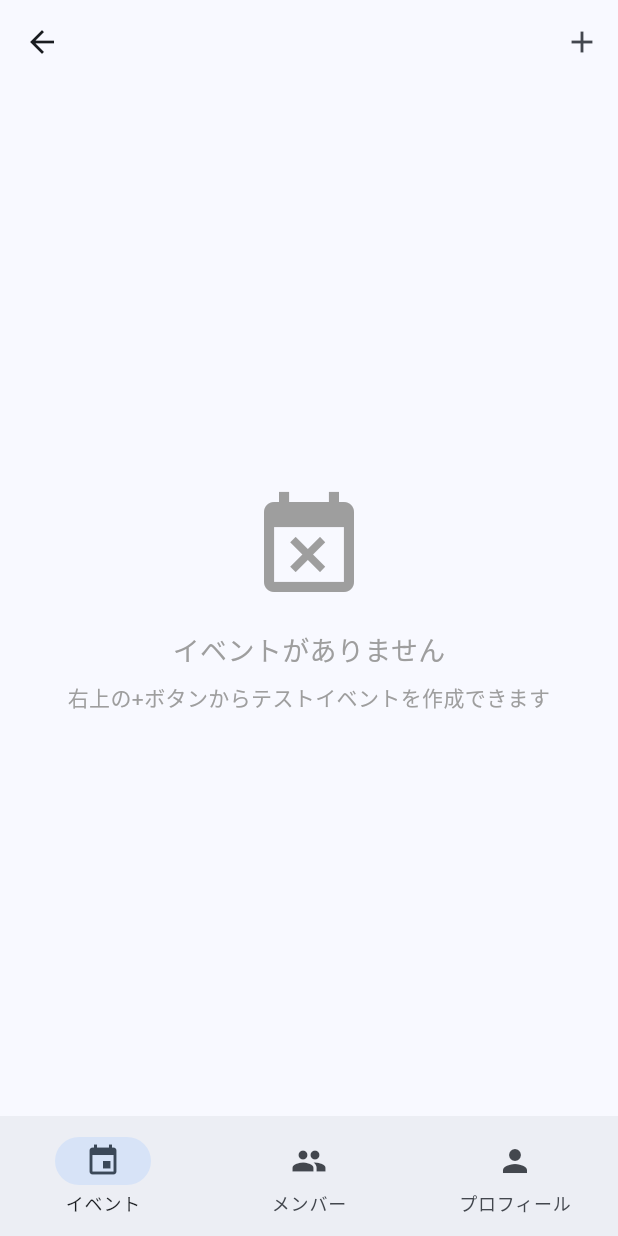
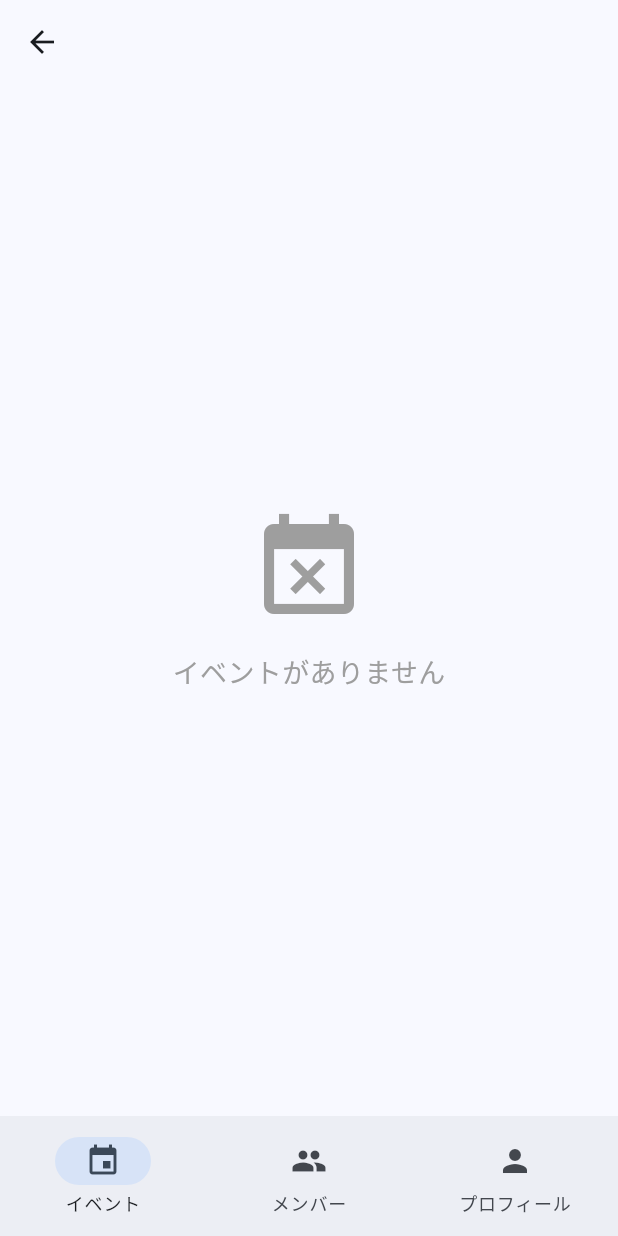
Before and after one commit to koheikameyama/Circlet, a Flutter app: the ParticipantHomeScreen screen opened directly with empty values, on a phone screen of 412 x 824 dp. Run offline on Flutter 3.47's test engine with Material 3 defaults, Android fonts, the phone set to English and light mode, and no system bars; our stand-ins replace cached_network_image, cloud_firestore, firebase_auth, firebase_core, firebase_messaging, firebase_storage and 10 more; missing offline and left inert: device_calendar, flutter_line_sdk; accounts and stored records are empty.

Commit message:
デバッグ用ボタンを削除

```diff
--- a/lib/screens/participant/participant_home_screen.dart
+++ b/lib/screens/participant/participant_home_screen.dart
@@ -41,14 +41,6 @@ class _ParticipantHomeScreenState extends ConsumerState<ParticipantHomeScreen> {
           icon: const Icon(Icons.arrow_back),
           onPressed: () => context.go('/circles'),
         ),
-        actions: [
-          // デバッグ用：イベント自動作成ボタン
-          IconButton(
-            icon: const Icon(Icons.add),
-            tooltip: 'イベント自動作成（デバッグ）',
-            onPressed: () => _autoCreateEvent(context),
-          ),
-        ],
       ),
       body: _buildBody(),
       bottomNavigationBar: NavigationBar(
@@ -86,43 +78,6 @@ class _ParticipantHomeScreenState extends ConsumerState<ParticipantHomeScreen> {
         return _ProfileTab(circleId: widget.circleId);
       default:
         return const SizedBox.shrink();
-    }
-  }
-
-  Future<void> _autoCreateEvent(BuildContext context) async {
-    final now = DateTime.now();
-    final eventName = 'テストイベント_${now.hour}${now.minute}${now.second}';
-    final eventDate = now.add(const Duration(days: 3));
-
-    try {
-      final createEvent = ref.read(createEventProvider);
-      await createEvent(
-        circleId: widget.circleId,
-        name: eventName,
-        description: 'デバッグ用に自動作成されたイベント',
-        datetime: eventDate,
-        location: 'テスト会場',
-        maxParticipants: '10',
-        fee: '1000',
-      );
-
-      if (context.mounted) {
-        ScaffoldMessenger.of(context).showSnackBar(
-          SnackBar(
-            content: Text('「$eventName」を作成しました'),
-            backgroundColor: Colors.green,
-          ),
-        );
-      }
-    } catch (e) {
-      if (context.mounted) {
-        ScaffoldMessenger.of(context).showSnackBar(
-          SnackBar(
-            content: Text('イベントの作成に失敗しました: $e'),
-            backgroundColor: Colors.red,
-          ),
-        );
-      }
     }
   }
 }
@@ -187,15 +142,6 @@ class _EventListTabState extends ConsumerState<_EventListTab> {
                       fontSize: 18,
                       color: Colors.grey,
                     ),
-                  ),
-                  SizedBox(height: 8),
-                  Text(
-                    '右上の+ボタンからテストイベントを作成できます',
-                    style: TextStyle(
-                      fontSize: 14,
-                      color: Colors.grey,
-                    ),
-                    textAlign: TextAlign.center,
                   ),
                 ],
               ),
```
